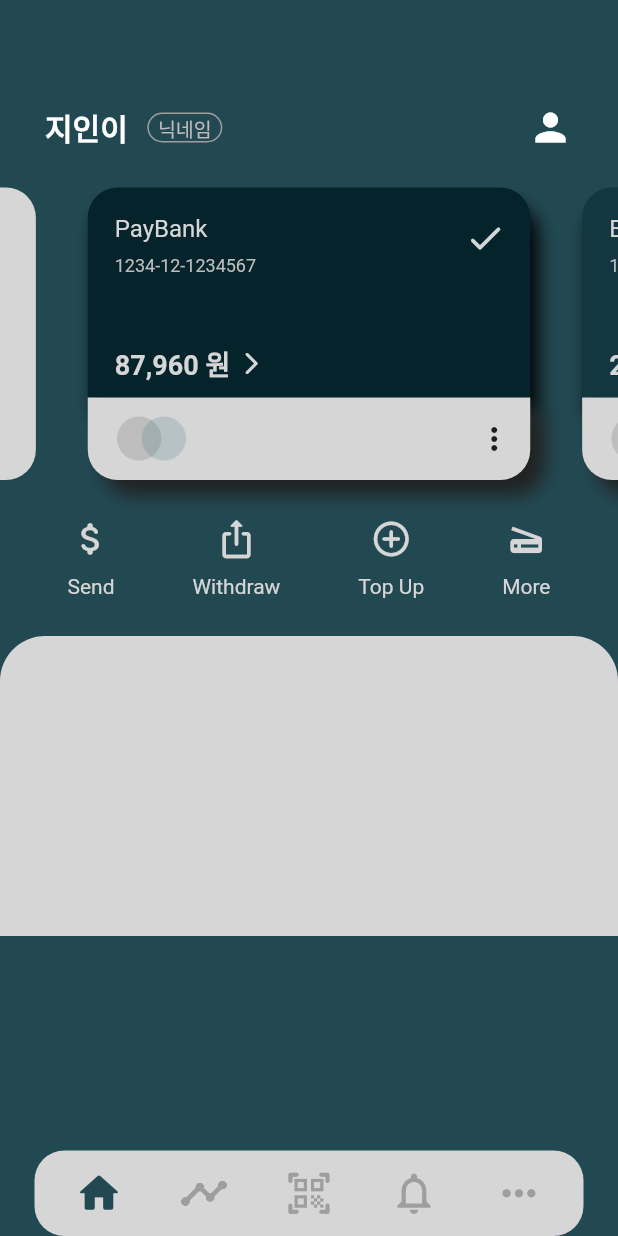
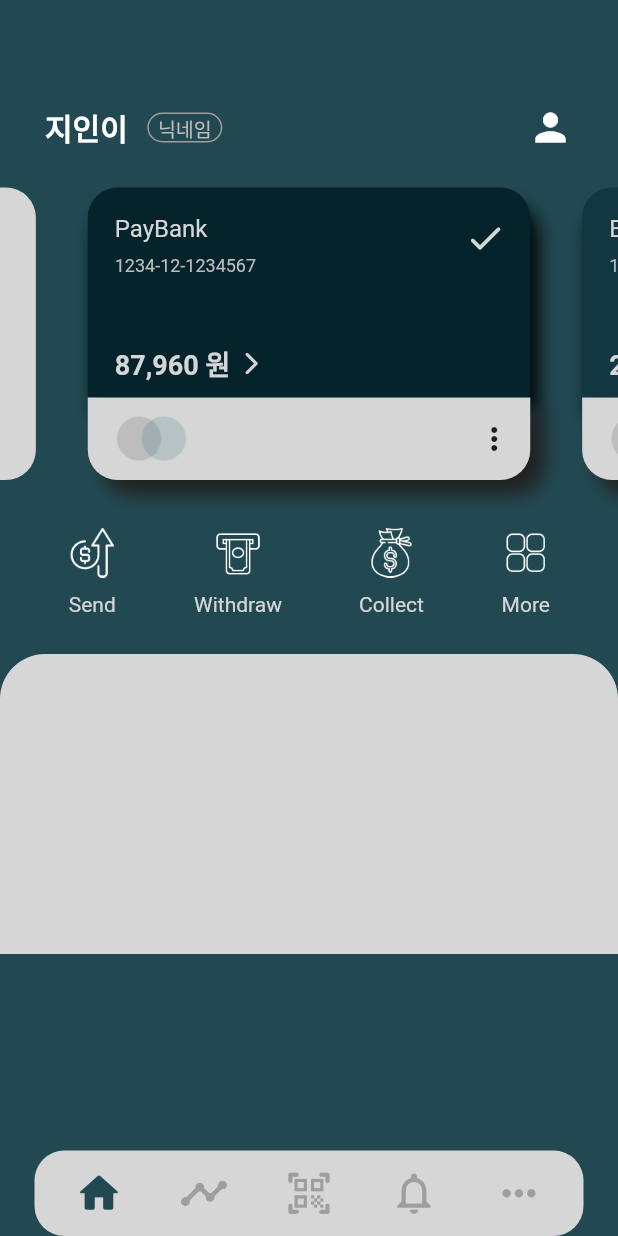
Before and after one commit to zixxin/FlutterProject02, a Flutter app: the screen it shows after launch, on a phone screen of 412 x 824 dp. Run offline on Flutter 3.47's test engine with Material 2 defaults, Android fonts, the phone set to English and light mode, and no system bars; drawn by our look-alikes of carousel_slider, floating_bottom_navigation_bar.

Commit message:
메뉴 이미지 수정

```diff
--- a/lib/home.dart
+++ b/lib/home.dart
@@ -49,7 +49,8 @@
             Container(child: _user()),
             Container(child: _cardSlider(context)),
             Container(
-                margin: const EdgeInsets.only(left: 25.0, right: 25.0),
+                margin:
+                    const EdgeInsets.only(top: 7.0, left: 25.0, right: 25.0),
                 child: _menus(context)),
             Container(
                 margin: const EdgeInsets.only(top: 25.0),
@@ -158,17 +159,8 @@
         // Column에서는 crossAxis가 가로, mainAxis가 세로
         children: [
           Container(
-            margin: const EdgeInsets.only(left: 20.0, right: 20.0),
-            child: IconButton(
-              // 아래 두 줄의 코드가 IconButton의 의미없는 여백을 줄임
-              padding: EdgeInsets.zero, // 패딩 설정
-              constraints: const BoxConstraints(), // constraints
-              icon: const Icon(Icons.attach_money_rounded),
-              color: Colors.grey[350],
-              iconSize: 28.0,
-              onPressed: () {},
-            ),
-          ),
+              margin: const EdgeInsets.only(left: 20.0, right: 20.0),
+              child: Image.asset("img/send.png", width: 33, height: 33)),
           Container(
               padding:
                   const EdgeInsets.only(top: 10.0, left: 20.0, right: 20.0),
@@ -182,17 +174,8 @@
         // Column에서는 crossAxis가 가로, mainAxis가 세로
         children: [
           Container(
-            margin: const EdgeInsets.only(left: 20.0, right: 20.0),
-            child: IconButton(
-              // 아래 두 줄의 코드가 IconButton의 의미없는 여백을 줄임
-              padding: EdgeInsets.zero, // 패딩 설정
-              constraints: const BoxConstraints(), // constraints
-              icon: const Icon(Icons.ios_share_rounded),
-              color: Colors.grey[350],
-              iconSize: 28.0,
-              onPressed: () {},
-            ),
-          ),
+              margin: const EdgeInsets.only(left: 20.0, right: 20.0),
+              child: Image.asset("img/withdraw.png", width: 33, height: 33)),
           Container(
               padding:
                   const EdgeInsets.only(top: 10.0, left: 20.0, right: 20.0),
@@ -207,21 +190,13 @@
         // Column에서는 crossAxis가 가로, mainAxis가 세로
         children: [
           Container(
-            margin: const EdgeInsets.only(left: 20.0, right: 20.0),
-            child: IconButton(
-              // 아래 두 줄의 코드가 IconButton의 의미없는 여백을 줄임
-              padding: EdgeInsets.zero, // 패딩 설정
-              constraints: const BoxConstraints(), // constraints
-              icon: const Icon(Icons.add_circle_outline_rounded),
-              color: Colors.grey[350],
-              iconSize: 28.0,
-              onPressed: () {},
-            ),
-          ),
+              margin: const EdgeInsets.only(left: 20.0, right: 20.0),
+              child: Image.asset("img/collect.png", width: 33, height: 33)),
           Container(
               padding:
                   const EdgeInsets.only(top: 10.0, left: 20.0, right: 20.0),
-              child: Text('Top Up', style: TextStyle(color: Colors.grey[350]))),
+              child:
+                  Text('Collect', style: TextStyle(color: Colors.grey[350]))),
         ],
       ),
       Column(
@@ -231,17 +206,8 @@
         // Column에서는 crossAxis가 가로, mainAxis가 세로
         children: [
           Container(
-            margin: const EdgeInsets.only(left: 20.0, right: 20.0),
-            child: IconButton(
-              // 아래 두 줄의 코드가 IconButton의 의미없는 여백을 줄임
-              padding: EdgeInsets.zero, // 패딩 설정
-              constraints: const BoxConstraints(), // constraints
-              icon: const Icon(Icons.scanner),
-              color: Colors.grey[350],
-              iconSize: 28.0,
-              onPressed: () {},
-            ),
-          ),
+              margin: const EdgeInsets.only(left: 20.0, right: 20.0),
+              child: Image.asset("img/more.png", width: 33, height: 33)),
           Container(
               padding:
                   const EdgeInsets.only(top: 10.0, left: 20.0, right: 20.0),
@@ -514,6 +480,10 @@
                     const PopupMenuItem<int>(
                       value: 1,
                       child: Text("카드 관리"),
+                    ),
+                    const PopupMenuItem<int>(
+                      value: 2,
+                      child: Text("테마 변경"),
                     ),
                   ];
                 },
--- a/pubspec.yaml
+++ b/pubspec.yaml
@@ -66,6 +66,10 @@
   assets:
     - img/app_logo.png
     - img/master_card.png
+    - img/collect.png
+    - img/send.png
+    - img/withdraw.png
+    - img/more.png
 
 
 flutter_icons:
```
Also changed, not shown: img/collect.png (added), img/more.png (added), img/send.png (added), img/withdraw.png (added).
